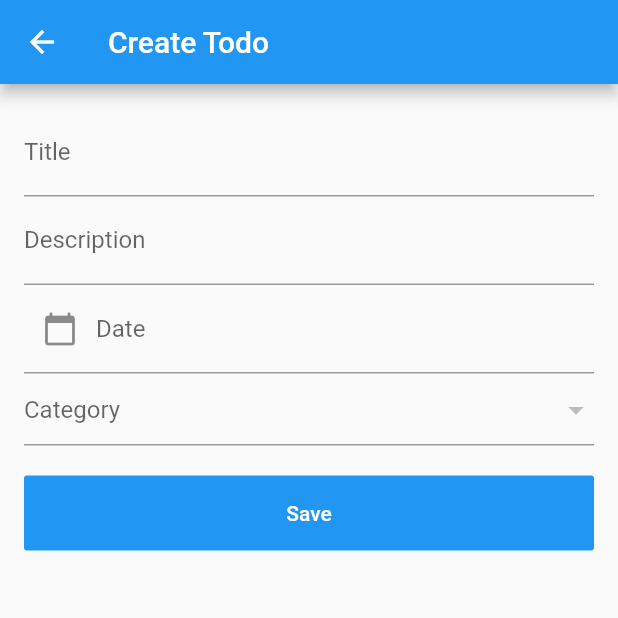
After one commit to zeed-dev/todo-list-app, a Flutter app: the TodoScreen screen opened directly, on a phone screen of 412 x 824 dp, the top half of it. The commit adds this screen. Run offline on Flutter 3.47's test engine with Material 2 defaults, Android fonts, the phone set to English and light mode, and no system bars; our stand-ins replace sqflite; accounts and stored records are empty; network calls fail.

Commit message:
Datepicker & Screen Add Todo

```diff
--- a/lib/screens/home_screen.dart
+++ b/lib/screens/home_screen.dart
@@ -1,5 +1,6 @@
 import 'package:flutter/material.dart';
 import 'package:flutter_todo_list/helper/drawer_navigation.dart';
+import 'package:flutter_todo_list/screens/toto_screen.dart';
 
 class HomeScreen extends StatefulWidget {
   @override
@@ -14,6 +15,13 @@ class _HomeScreenState extends State<HomeScreen> {
         title: Text("Todo List App"),
       ),
       drawer: DrawerNavigation(),
+      floatingActionButton: FloatingActionButton(
+        onPressed: () => Navigator.push(
+            context, MaterialPageRoute(builder: (context) => TodoScreen())),
+        child: Icon(
+          Icons.add,
+        ),
+      ),
     );
   }
 }
--- /dev/null
+++ b/lib/screens/toto_screen.dart
@@ -0,0 +1,127 @@
+import 'package:flutter/material.dart';
+import 'package:flutter_todo_list/service/category_service.dart';
+import 'package:intl/intl.dart';
+
+class TodoScreen extends StatefulWidget {
+  @override
+  _TodoScreenState createState() => _TodoScreenState();
+}
+
+class _TodoScreenState extends State<TodoScreen> {
+  var _todoTitleController = TextEditingController();
+  var _todoDescriptionController = TextEditingController();
+  var _todoDateController = TextEditingController();
+
+  var _selectedValue;
+  List<DropdownMenuItem> _categories = [];
+  DateTime _dateTime = DateTime.now();
+
+  _selectedTodoDate(BuildContext context) async {
+    var _pickDate = await showDatePicker(
+      context: context,
+      initialDate: _dateTime,
+      firstDate: DateTime(2000),
+      lastDate: DateTime(2100),
+    );
+
+    if (_pickDate != null) {
+      _dateTime = _pickDate;
+      _todoDateController.text = DateFormat('yyyy-MM-dd').format(_dateTime);
+    }
+  }
+
+  _loadCategories() async {
+    var _categoryServic = CategoryService();
+    var categories = await _categoryServic.readCategory();
+    categories.forEach((category) {
+      setState(() {
+        _categories.add(
+          DropdownMenuItem(
+            child: Text(category['name']),
+            value: category['name'],
+          ),
+        );
+      });
+    });
+  }
+
+  @override
+  void initState() {
+    super.initState();
+    _loadCategories();
+  }
+
+  @override
+  Widget build(BuildContext context) {
+    return Scaffold(
+      appBar: AppBar(
+        title: Text("Create Todo"),
+      ),
+      body: SingleChildScrollView(
+        child: Padding(
+          padding: EdgeInsets.all(16),
+          child: Column(
+            children: [
+              TextField(
+                controller: _todoTitleController,
+                decoration: InputDecoration(
+                  labelText: "Title",
+                  hintText: "Write Todo Title",
+                ),
+              ),
+              TextField(
+                controller: _todoDescriptionController,
+                decoration: InputDecoration(
+                  labelText: "Description",
+                  hintText: "Write Todo Description",
+                ),
+              ),
+              TextField(
+                controller: _todoDateController,
+                decoration: InputDecoration(
+                  labelText: "Date",
+                  hintText: "Pick a Date",
+                  prefixIcon: InkWell(
+                    onTap: () {
+                      _selectedTodoDate(context);
+                    },
+                    child: Icon(Icons.calendar_today),
+                  ),
+                ),
+              ),
+              DropdownButtonFormField(
+                value: _selectedValue,
+                items: _categories,
+                hint: Text('Category'),
+                onChanged: (value) {
+                  setState(() {
+                    _selectedValue = value;
+                    print(_selectedValue);
+                  });
+                },
+              ),
+              SizedBox(
+                height: 20,
+              ),
+              Container(
+                height: 50,
+                width: double.infinity,
+                child: MaterialButton(
+                  elevation: 0,
+                  color: Colors.blue,
+                  child: Text(
+                    "Save",
+                    style: TextStyle(
+                      color: Colors.white,
+                    ),
+                  ),
+                  onPressed: () {},
+                ),
+              ),
+            ],
+          ),
+        ),
+      ),
+    );
+  }
+}
```
Also changed, not shown: pubspec.yaml (+3 -11 lines), pubspec.lock.
